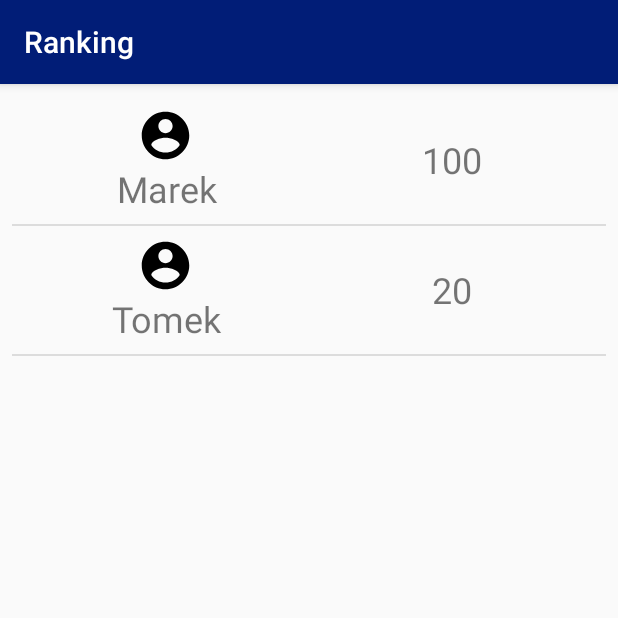
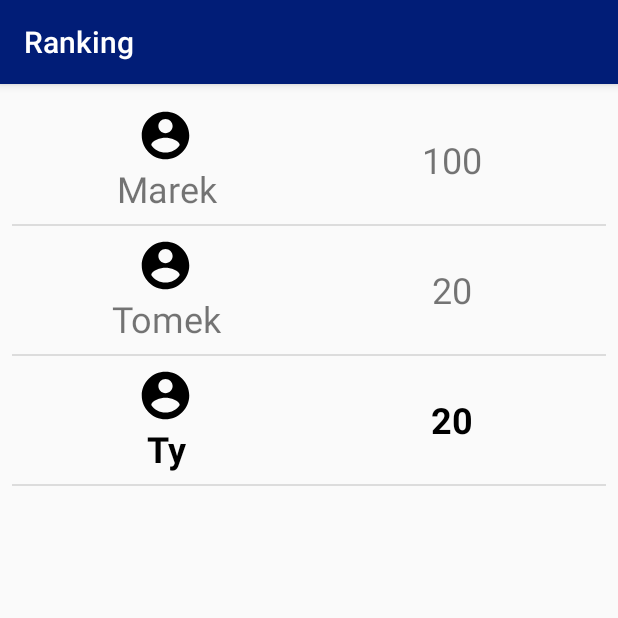
Before and after one commit to kczarnota/gus_hackathon_2019, an Android app: the RankingActivity screen opened directly, with no data from a screen before it, on a phone screen of 412 x 824 dp, the top half of it. Run offline under Robolectric (Android 15) with nearby library versions, the phone set to English and light mode, and no system bars; our stand-ins replace data binding.

Commit message:
punkty do rankingu

```diff
--- a/app/src/main/java/com/example/konrad/gus_hackathon_2019/RankingActivity.java
+++ b/app/src/main/java/com/example/konrad/gus_hackathon_2019/RankingActivity.java
@@ -2,6 +2,7 @@ package com.example.konrad.gus_hackathon_2019;
 
 import android.content.Context;
 import android.databinding.DataBindingUtil;
+import android.graphics.Typeface;
 import android.support.v7.app.AppCompatActivity;
 import android.os.Bundle;
 import android.util.Pair;
@@ -27,9 +28,12 @@ public class RankingActivity extends AppCompatActivity {
         super.onCreate(savedInstanceState);
         ActivityRankingBinding binding = DataBindingUtil.setContentView(this, R.layout.activity_ranking);
 
+        Person person = new Person(this);
+
         setTitle("Ranking");
         mListItems.add(new Pair<>("Tomek", 20));
         mListItems.add(new Pair<>("Marek", 100));
+        mListItems.add(new Pair<>("Ty", person.getPoints()));
 
         Collections.sort(mListItems, new Comparator<Pair<String, Integer>>() {
             @Override
@@ -68,10 +72,18 @@ public class RankingActivity extends AppCompatActivity {
 
                 if (tt1 != null) {
                     tt1.setText(p.first);
+                    if (p.first.equals("Ty")) {
+                        tt1.setTextColor(getColor(android.R.color.black));
+                        tt1.setTypeface(tt1.getTypeface(), Typeface.BOLD);
+                    }
                 }
 
                 if (tt2 != null) {
                     tt2.setText(p.second.toString());
+                    if (p.first.equals("Ty")) {
+                        tt2.setTextColor(getColor(android.R.color.black));
+                        tt2.setTypeface(tt1.getTypeface(), Typeface.BOLD);
+                    }
                 }
             }
 
```
